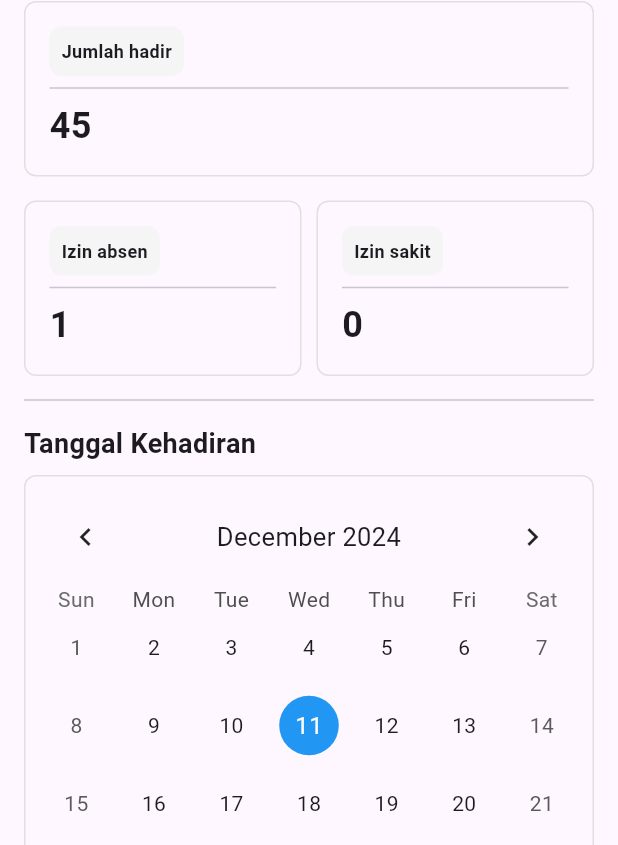
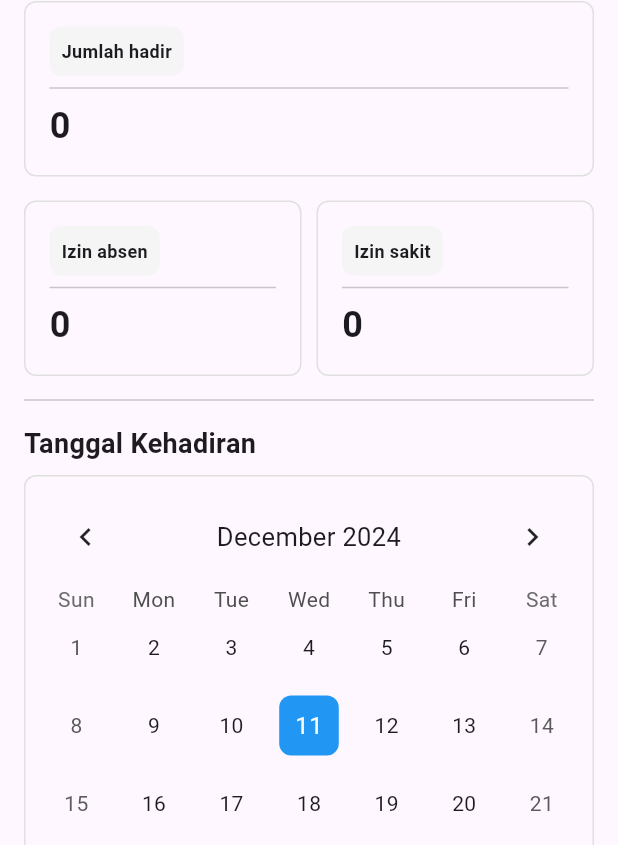
Before and after one commit to Deoca27/project-ontime, a Flutter app: the Kehadiran screen opened directly, after a tap on "Semua mata kuliah", on a phone screen of 412 x 824 dp. Shown: the part 200-1045 px from the top of the screen. Run offline on Flutter 3.47's test engine with Material 3 defaults, Android fonts, the phone set to English and light mode, and no system bars; drawn by our look-alikes of table_calendar; our stand-ins replace cloud_firestore, firebase_auth, firebase_core, get; accounts and stored records are empty.

Commit message:
membuat nilai informasi kehadiran diambil dari firebase

```diff
--- a/lib/app/modules/sccreen/kehadiran.dart
+++ b/lib/app/modules/sccreen/kehadiran.dart
@@ -1,5 +1,7 @@
 import 'package:flutter/material.dart';
 import 'package:table_calendar/table_calendar.dart';
+import 'package:cloud_firestore/cloud_firestore.dart';
+import 'package:firebase_auth/firebase_auth.dart';
 
 class Kehadiran extends StatefulWidget {
   const Kehadiran({super.key});
@@ -9,15 +11,42 @@ class Kehadiran extends StatefulWidget {
 }
 
 class _KehadiranState extends State<Kehadiran> {
+  final FirebaseFirestore firestore = FirebaseFirestore.instance;
+  final FirebaseAuth auth = FirebaseAuth.instance;
+
   DateTime _focusedDay = DateTime.now();
   DateTime? _selectedDay;
 
-  // Data event kehadiran
-  Map<DateTime, List<String>> _events = {
-    DateTime(2024, 10, 28): ['Hadir'],
-    DateTime(2024, 10, 30): ['Absen'],
-    DateTime(2024, 10, 31): ['Tidak hadir'],
-  };
+  int jumlahHadir = 0;
+  int izinAbsen = 0;
+  int izinSakit = 0;
+
+  @override
+  void initState() {
+    super.initState();
+    fetchAttendanceData();
+  }
+
+  Future<void> fetchAttendanceData() async {
+    try {
+      final User? user = auth.currentUser;
+      if (user != null) {
+        final DocumentSnapshot snapshot =
+            await firestore.collection('users').doc(user.uid).get();
+
+        if (snapshot.exists) {
+          final data = snapshot.data() as Map<String, dynamic>;
+          setState(() {
+            jumlahHadir = data['hadir'] ?? 0;
+            izinAbsen = data['alpa'] ?? 0;
+            izinSakit = data['izin'] ?? 0;
+          });
+        }
+      }
+    } catch (e) {
+      print('Error fetching attendance data: $e');
+    }
+  }
 
   @override
   Widget build(BuildContext context) {
@@ -27,33 +56,24 @@ class _KehadiranState extends State<Kehadiran> {
         child: Column(
           crossAxisAlignment: CrossAxisAlignment.start,
           children: [
-            // Informasi Kehadiran Header
             const Text(
               "Informasi Kehadiran",
               style: TextStyle(fontSize: 18, fontWeight: FontWeight.bold),
             ),
-            SizedBox(
-              height: 8,
-            ),
-            // Padding(
-            //   padding: const EdgeInsets.all(8.0),
-              // child:
+            const SizedBox(height: 8),
             Card(
               elevation: 2,
               shape: RoundedRectangleBorder(
                 borderRadius: BorderRadius.circular(8),
               ),
               child: ListTile(
-                  title: Text('Semua mata kuliah'),
-                  trailing: Icon(Icons.chevron_right),
+                title: const Text('Semua mata kuliah'),
+                trailing: const Icon(Icons.chevron_right),
                 onTap: () {
-                    // Tambahkan aksi jika tombol ditekan
-                    // print('Navigasi ke semua mata kuliah');
+                  // Navigasi ke semua mata kuliah
                 },
               ),
             ),
-            // ),
-
             const SizedBox(height: 20),
             Container(
               padding: const EdgeInsets.all(16),
@@ -72,14 +92,15 @@ class _KehadiranState extends State<Kehadiran> {
                     ),
                     child: const Text(
                       'Jumlah hadir',
-                      style:
-                          TextStyle(fontSize: 12, fontWeight: FontWeight.bold),
+                      style: TextStyle(
+                          fontSize: 12, fontWeight: FontWeight.bold),
                     ),
                   ),
                   const Divider(),
-                  const Text(
-                    '45',
-                    style: TextStyle(fontSize: 24, fontWeight: FontWeight.bold),
+                  Text(
+                    '$jumlahHadir',
+                    style: const TextStyle(
+                        fontSize: 24, fontWeight: FontWeight.bold),
                   ),
                 ],
               ),
@@ -110,9 +131,9 @@ class _KehadiranState extends State<Kehadiran> {
                           ),
                         ),
                         const Divider(),
-                        const Text(
-                          '1',
-                          style: TextStyle(
+                        Text(
+                          '$izinAbsen',
+                          style: const TextStyle(
                               fontSize: 24, fontWeight: FontWeight.bold),
                         ),
                       ],
@@ -143,9 +164,9 @@ class _KehadiranState extends State<Kehadiran> {
                           ),
                         ),
                         const Divider(),
-                        const Text(
-                          '0',
-                          style: TextStyle(
+                        Text(
+                          '$izinSakit',
+                          style: const TextStyle(
                               fontSize: 24, fontWeight: FontWeight.bold),
                         ),
                       ],
@@ -157,8 +178,6 @@ class _KehadiranState extends State<Kehadiran> {
             const SizedBox(height: 8),
             const Divider(),
             const SizedBox(height: 8),
-
-            // Kalender Kehadiran
             const Text(
               "Tanggal Kehadiran",
               style: TextStyle(fontSize: 18, fontWeight: FontWeight.bold),
@@ -182,23 +201,21 @@ class _KehadiranState extends State<Kehadiran> {
                   });
                 },
                 eventLoader: (day) {
-                  return _events[day] ?? [];
+                  return []; // Tidak ada acara
                 },
                 calendarStyle: CalendarStyle(
                   todayDecoration: BoxDecoration(
                     color: Colors.blue,
-                    shape: BoxShape.circle,
+                    shape: BoxShape.rectangle,
+                    borderRadius: BorderRadius.circular(8),
                   ),
                   selectedDecoration: BoxDecoration(
                     color: Colors.green,
-                    shape: BoxShape.circle,
-                  ),
-                  markerDecoration: BoxDecoration(
-                    color: Colors.red,
-                    shape: BoxShape.circle,
+                    shape: BoxShape.rectangle,
+                    borderRadius: BorderRadius.circular(8),
                   ),
                 ),
-                headerStyle: HeaderStyle(
+                headerStyle: const HeaderStyle(
                   formatButtonVisible: false,
                   titleCentered: true,
                 ),
```
Lines whose indentation alone changed are shown as unchanged.
